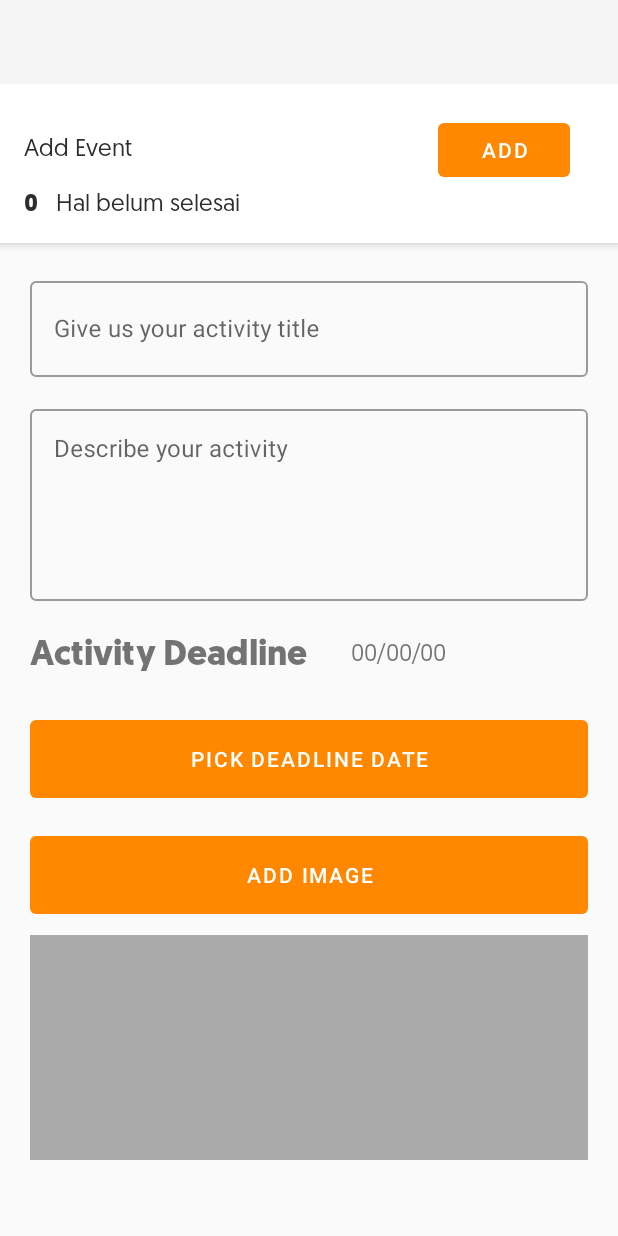
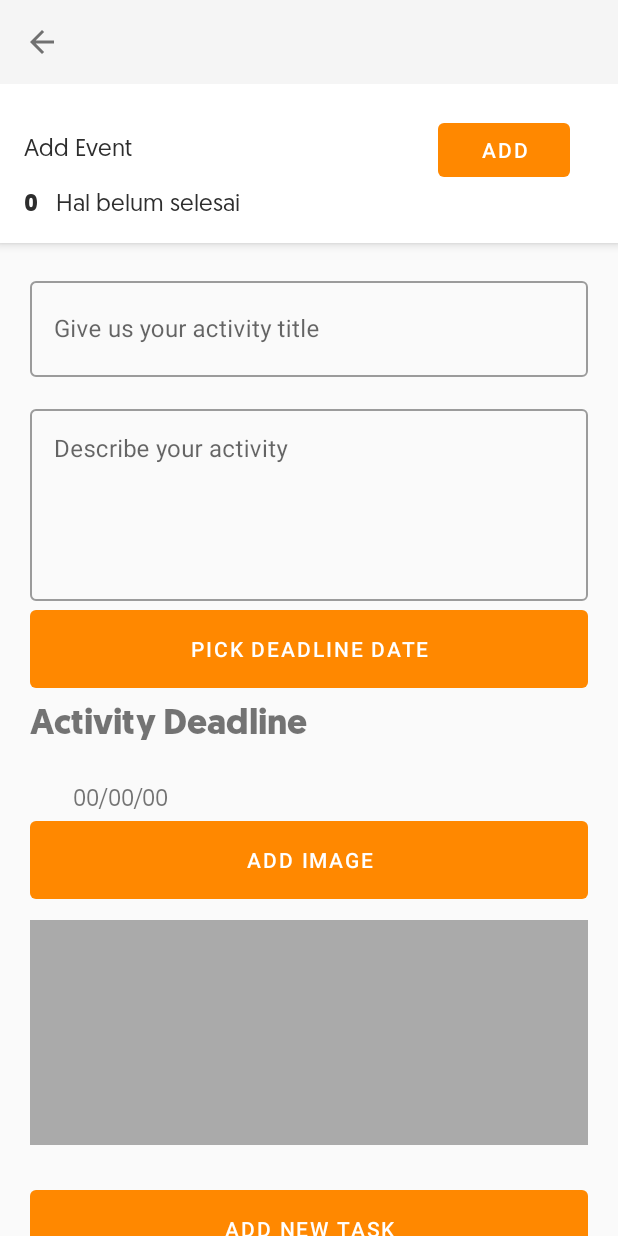
Before and after one commit to gilangnur/simple-to-do-list, an Android app: the WorkActivity screen opened directly, with no data from a screen before it, after a tap on "ADD", on a phone screen of 412 x 824 dp. Run offline under Robolectric (Android 15) with nearby library versions, the phone set to English and light mode, and no system bars; 5 statements that could not run were skipped.

Commit message:
Bind except image

```diff
--- a/app/src/main/java/com/example/todolist/AddEvent.java
+++ b/app/src/main/java/com/example/todolist/AddEvent.java
@@ -3,13 +3,19 @@
 import android.app.DatePickerDialog;
 import android.app.Dialog;
 import android.app.Fragment;
+import android.app.FragmentManager;
+import android.app.FragmentTransaction;
+import android.app.Notification;
+import android.app.NotificationManager;
 import android.content.Context;
 import android.content.Intent;
+import android.content.SharedPreferences;
 import android.net.Uri;
 import android.os.Bundle;
 
 import androidx.annotation.NonNull;
 import androidx.annotation.Nullable;
+import androidx.core.app.NotificationCompat;
 import androidx.fragment.app.DialogFragment;
 //import androidx.fragment.app.Fragment;
 
@@ -21,21 +27,50 @@
 import android.widget.EditText;
 import android.widget.ImageView;
 import android.widget.TextView;
+import android.widget.Toast;
 
+import com.example.todolist.model.CategoriesModel;
+import com.example.todolist.model.TaskModel;
 import com.google.android.material.textfield.TextInputLayout;
+import com.google.gson.Gson;
+import com.google.gson.reflect.TypeToken;
 
+import java.lang.reflect.Array;
+import java.lang.reflect.Type;
+import java.util.ArrayList;
 import java.util.Calendar;
+import java.util.Objects;
 
 public class AddEvent extends Fragment implements View.OnClickListener {
 
+    private SharedPreferences sharedPreferences;
+    private ArrayList<CategoriesModel> categoriesModels;
+
+    private FragmentManager fragmentManager;
+    private FragmentTransaction fragmentTransaction;
+
     private TextInputLayout inputJudul, inputDeskripsi;
-    private Button btnDeadlineData, btnAddImage;
+    private Button btnDeadlineData, btnAddImage, addTask;
     private TextView txtDeadlineDate;
     private Calendar calendar;
     private DatePickerDialog datePickerDialog;
+
     private int mYear, mMonth, mDay;
-    private ImageView img;
+    private ImageView imgNote;
+    private Uri image;
+
     public static final int PICK_IMAGE = 1000;
+    public static final int NOTIFICATION_ID = 0;
+
+    private NotificationManager mNotifyManager;
+    private NotificationCompat.Builder mNotifyBuilder;
+    private Notification myNotification;
+
+    private int postion;
+
+    public void setPostion(int postion) {
+        this.postion = postion;
+    }
 
     public AddEvent() {
 
@@ -56,20 +91,27 @@
                              Bundle savedInstanceState) {
         View view = inflater.inflate(R.layout.fragment_add_event, container, false);
 
+        loadData();
+
         calendar = Calendar.getInstance();
         mYear = calendar.get(Calendar.YEAR);
         mMonth = calendar.get(Calendar.MONTH);
         mDay = calendar.get(Calendar.DAY_OF_MONTH);
 
-        inputJudul =  view.findViewById(R.id.inputJudul);
+        inputJudul = view.findViewById(R.id.inputJudul);
         inputDeskripsi = view.findViewById(R.id.inputDeskripsi);
         btnAddImage = (Button) view.findViewById(R.id.btnAddImage);
+        addTask = view.findViewById(R.id.btnAddNewTask);
+        imgNote = view.findViewById(R.id.imageView4);
 
         txtDeadlineDate = (TextView) view.findViewById(R.id.txtDeadlineDate);
         btnDeadlineData = (Button) view.findViewById(R.id.btnDeadlineDate);
 
+        mNotifyManager = (NotificationManager) getActivity().getSystemService(Context.NOTIFICATION_SERVICE);
+
         btnDeadlineData.setOnClickListener(this);
         btnAddImage.setOnClickListener(this);
+        addTask.setOnClickListener(this);
 
         return view;
 
@@ -85,23 +127,93 @@
                             @Override
                             public void onDateSet(DatePicker view, int year, int monthOfYear, int dayOfMonth) {
                                 txtDeadlineDate.setText(dayOfMonth + "/" + (monthOfYear) + "/" + year);
+                                sendNotification(year,monthOfYear,dayOfMonth);
                             }
                         }, mYear, mMonth, mDay);
                 datePickerDialog.show();
                 break;
             case R.id.btnAddImage:
-                Intent intentImage = new Intent(Intent.ACTION_PICK);
-                intentImage.setType("image/*");
-                startActivityForResult(PICK_IMAGE, intentImage);
+                startGallery();
                 break;
+            case R.id.btnAddNewTask:
+                TaskModel taskModel = new TaskModel();
+                taskModel.setTitle(String.valueOf(inputJudul.getEditText().getText()));
+                taskModel.setDescription(String.valueOf(inputDeskripsi.getEditText().getText()));
+                taskModel.setDeadLine(txtDeadlineDate.getText().toString());
+//                taskModel.setImage(image);
+                if (taskModel.getTitle() != null &&
+                        taskModel.getDeadLine() != null &&
+                        taskModel.getDescription() != null
+//                  && taskModel.getImage() != null
+                ) {
+                    categoriesModels.get(postion).getTasks().add(taskModel);
+                    saveList();
+
+                    fragmentManager = getActivity().getFragmentManager();
+                    fragmentTransaction = fragmentManager.beginTransaction();
+                    FragmentList fragmentList = new FragmentList();
+                    fragmentList.setPosition(postion);
+                    fragmentTransaction.replace(R.id.list_work, fragmentList);
+                    fragmentTransaction.addToBackStack(null);
+                    fragmentTransaction.commit();
+
+                } else {
+                    Toast.makeText(getActivity().getApplicationContext()
+                            , "Saved"
+                            , Toast.LENGTH_LONG).show();
+                }
         }
     }
 
-    private void startActivityForResult(int pickImage, Intent data) {
-        switch (pickImage) {
-            case PICK_IMAGE:
-                img.setImageURI(data.getData());
-                break;
+    private void sendNotification(int mYearear, int mMonth, int mDay) {
+        String tahun = String.valueOf(mYear);
+        String bulan = String.valueOf(mMonth);
+        String hari = String.valueOf(mDay);
+        mNotifyBuilder = new NotificationCompat.Builder(getActivity())
+                .setContentTitle("Deadline Set!")
+                .setContentText("Deadline Date : " + hari + "/" + bulan+ "/" + tahun)
+                .setSmallIcon(R.drawable.ic_event_note_black_24dp);
+        myNotification = mNotifyBuilder.build();
+        mNotifyManager.notify(NOTIFICATION_ID, myNotification);
+    }
+
+    private void startGallery() {
+        Intent cameraIntent = new Intent(Intent.ACTION_GET_CONTENT);
+        cameraIntent.setType("image/*");
+        if (cameraIntent.resolveActivity(getActivity().getPackageManager()) != null) {
+            startActivityForResult(cameraIntent, PICK_IMAGE);
+        }
+    }
+
+    @Override
+    public void onActivityResult(int requestCode, int resultCode, Intent data) {
+        super.onActivityResult(requestCode, resultCode, data);
+        if(requestCode == PICK_IMAGE) {
+            imgNote.setImageURI(data.getData());
+        }
+    }
+
+
+    private void saveList() {
+        sharedPreferences = Objects.requireNonNull(getActivity())
+                .getSharedPreferences(getActivity().getApplication().toString(), Context.MODE_PRIVATE);
+        SharedPreferences.Editor editor = sharedPreferences.edit();
+        Gson gson = new Gson();
+        String json = gson.toJson(categoriesModels);
+        editor.putString("LIST", json);
+        editor.apply();
+    }
+
+    private void loadData() {
+        sharedPreferences = Objects.requireNonNull(getActivity())
+                .getSharedPreferences(getActivity().getApplication().toString(), Context.MODE_PRIVATE);
+        Gson gson = new Gson();
+        String json = sharedPreferences.getString("LIST", null);
+        Type type = new TypeToken<ArrayList<CategoriesModel>>() {
+        }.getType();
+        categoriesModels = gson.fromJson(json, type);
+        if (categoriesModels == null) {
+            categoriesModels = new ArrayList<>();
         }
     }
 
--- a/app/src/main/java/com/example/todolist/BottomSheet/EditNameBottomSheet.java
+++ b/app/src/main/java/com/example/todolist/BottomSheet/EditNameBottomSheet.java
@@ -61,6 +61,7 @@
             String givenString = String.valueOf(newName.getEditText().getText());
             preferenceEdit.putString(PERSON_NAME, givenString);
             preferenceEdit.apply();
+            this.dismiss();
         }
     }
 
--- a/app/src/main/java/com/example/todolist/FragmentList.java
+++ b/app/src/main/java/com/example/todolist/FragmentList.java
@@ -2,6 +2,8 @@
 
 import android.app.AlertDialog;
 import android.app.Fragment;
+import android.content.Context;
+import android.content.SharedPreferences;
 import android.os.Build;
 import android.os.Bundle;
 
@@ -21,35 +23,52 @@
 
 import com.example.todolist.R;
 import com.example.todolist.adapter.WorkViewAdapter;
+import com.example.todolist.model.CategoriesModel;
 import com.example.todolist.model.TaskModel;
+import com.google.gson.Gson;
+import com.google.gson.reflect.TypeToken;
 
+import java.lang.reflect.Type;
 import java.util.ArrayList;
 
 
 public class FragmentList extends Fragment {
+
     private RecyclerView mRecyclerView;
     private WorkViewAdapter mAdapter;
     private RecyclerView.LayoutManager mLayoutManager;
+    private SharedPreferences sharedPreferences;
 
-    private ArrayList<TaskModel> listItems;
-    public String jumlah;
+    private ArrayList<CategoriesModel> categoriesModels;
 
-    public String getJumlah() {
-        return jumlah;
+    private int position;
+
+    private String jumlah;
+    private ArrayList<TaskModel> taskModels;
+
+    public void setTaskModels(ArrayList<TaskModel> taskModels) {
+        this.taskModels = taskModels;
     }
 
     public void setJumlah(String jumlah) {
         this.jumlah = jumlah;
     }
 
+    public int getPosition() {
+        return position;
+    }
+
+    public void setPosition(int position) {
+        this.position = position;
+    }
+
     public FragmentList() {
-        // Required empty public constructor
+
     }
 
     @Override
     public View onCreateView(LayoutInflater inflater, ViewGroup container,
                              Bundle savedInstanceState) {
-        // Inflate the layout for this fragment
         View view = inflater.inflate(R.layout.fragment_fragment_list, container, false);
 
         mRecyclerView = view.findViewById(R.id.recyclerView);
@@ -61,23 +80,18 @@
     @Override
     public void onActivityCreated(Bundle savedState) {
         super.onActivityCreated(savedState);
+        loadData();
+        buildRecyclerView(categoriesModels);
 
-        createList();
-        buildRecyclerView();
-        setJumlah(String.valueOf(listItems.size()));
     }
 
-    public void createList() {
-        listItems = new ArrayList<>();
-        listItems.add(new TaskModel("Gilang", "Makan"));
-        listItems.add(new TaskModel("Alfis", "Minum"));
-    }
 
     @RequiresApi(api = Build.VERSION_CODES.M)
-    public void buildRecyclerView() {
+    public void buildRecyclerView(ArrayList<CategoriesModel> categoriesModels) {
         mRecyclerView.setHasFixedSize(true);
         mLayoutManager = new LinearLayoutManager(getActivity().getApplicationContext());
-        mAdapter = new WorkViewAdapter(listItems);
+        mAdapter = new WorkViewAdapter(categoriesModels.get(position).getTasks());
+        taskModels = categoriesModels.get(position).getTasks();
         mRecyclerView.setLayoutManager(mLayoutManager);
         mRecyclerView.setAdapter(mAdapter);
 
@@ -85,13 +99,19 @@
 
             @RequiresApi(api = Build.VERSION_CODES.O)
             public void lihatItem(int position) {
-                Toast.makeText(getActivity().getApplicationContext(),
-                        "Test click " + listItems.get(position).getTitle(),Toast.LENGTH_LONG).show();
+
                 AlertDialog.Builder mBuilder = new AlertDialog.Builder(getActivity().getApplicationContext());
                 View mView = getActivity().getLayoutInflater().inflate(R.layout.dialog_item ,null);
 
                 TextView judul = mView.findViewById(R.id.textView_judul);
-                judul.setText(listItems.get(position).getTitle());
+                TextView deadLine = mView.findViewById(R.id.textView_deadline);
+                TextView description = mView.findViewById(R.id.textView_deskripsi);
+                ImageView imageView = mView.findViewById(R.id.image_work);
+
+                judul.setText(taskModels.get(position).getTitle());
+                deadLine.setText(taskModels.get(position).getDeadLine());
+                description.setText(taskModels.get(position).getDescription());
+
 
                 mBuilder.setView(mView);
                 AlertDialog dialog = mBuilder.create();
@@ -104,4 +124,15 @@
 
         });
     }
+
+    private void loadData() {
+        sharedPreferences = getActivity().getSharedPreferences(getActivity().getApplication().toString(), Context.MODE_PRIVATE);
+        Gson gson = new Gson();
+        String json = sharedPreferences.getString("LIST", null);
+        Type type = new TypeToken<ArrayList<CategoriesModel>>() {}.getType();
+        categoriesModels = gson.fromJson(json, type);
+        if (categoriesModels == null) {
+            categoriesModels = new ArrayList<>();
+        }
+    }
 }
--- /dev/null
+++ b/app/src/main/java/com/example/todolist/Splash.java
@@ -0,0 +1,28 @@
+package com.example.todolist;
+
+import androidx.appcompat.app.AppCompatActivity;
+
+import android.content.Intent;
+import android.os.Bundle;
+import android.os.Handler;
+
+public class Splash extends AppCompatActivity {
+
+    private static int SPLASH_TIME_OUT = 3000;
+
+    @Override
+    protected void onCreate(Bundle savedInstanceState) {
+        super.onCreate(savedInstanceState);
+        setContentView(R.layout.activity_splash);
+
+        new Handler().postDelayed(new Runnable() {
+            @Override
+            public void run() {
+                Intent homeIntent = new Intent(Splash.this,MainActivity.class);
+                startActivity(homeIntent);
+                finish();
+            }
+        },SPLASH_TIME_OUT);
+    }
+
+}
--- a/app/src/main/java/com/example/todolist/WorkActivity.java
+++ b/app/src/main/java/com/example/todolist/WorkActivity.java
@@ -5,19 +5,38 @@
 
 import android.app.FragmentManager;
 import android.app.FragmentTransaction;
+import android.content.Context;
+import android.content.SharedPreferences;
 import android.os.Bundle;
 import android.view.View;
 import android.widget.Button;
 import android.widget.TextView;
 import android.widget.Toast;
 
+import com.example.todolist.model.CategoriesModel;
+import com.example.todolist.model.TaskModel;
+import com.google.gson.Gson;
+import com.google.gson.reflect.TypeToken;
+
+import java.lang.reflect.Type;
+import java.util.ArrayList;
+import java.util.Objects;
+
 public class WorkActivity extends AppCompatActivity implements View.OnClickListener{
 
     private FragmentManager fragmentManager;
     private FragmentTransaction fragmentTransaction;
+    private SharedPreferences sharedPreferences;
+
+    private int position;
+    private int jumlah;
+    private String tmp;
 
     private Button buatWork;
+    private ArrayList<TaskModel> taskModels;
+    private ArrayList<CategoriesModel> categoriesModels;
     public TextView textView_jumlah;
+
 
 
     //@SuppressLint("RestrictedApi")
@@ -26,19 +45,31 @@
         super.onCreate(savedInstanceState);
         setContentView(R.layout.activity_work);
 
+        loadData();
+
+        //get intent
+        position = getIntent().getIntExtra("POSITION", 0);
+        tmp = getIntent().getStringExtra("WORK_LIST");
+
+        taskModels = categoriesModels.get(position).getTasks();
+
+        //set AppBar
         Toolbar myToolbar = findViewById(R.id.my_toolbar);
-
         String title =  getIntent().getStringExtra("CATEGORY");
         setSupportActionBar(myToolbar);
-
         getSupportActionBar().setTitle(title);
-        //getSupportActionBar().setDefaultDisplayHomeAsUpEnabled(true);
+        getSupportActionBar().setDisplayHomeAsUpEnabled(true);
 
         buatWork = (Button)findViewById(R.id.button_add);
         buatWork.setOnClickListener(this);
+        textView_jumlah = findViewById(R.id.textView_jumlah);
+        setTextView_jumlah();
 
         fragmentTransaction = getFragmentManager().beginTransaction();
         FragmentList newFragment = new FragmentList();
+        newFragment.setPosition(position);
+        newFragment.setTaskModels(taskModels);
+
 
         fragmentTransaction.add(R.id.list_work, newFragment);
         fragmentTransaction.addToBackStack(null);
@@ -53,10 +84,26 @@
 
             fragmentTransaction = getFragmentManager().beginTransaction();
             AddEvent addFragment = new AddEvent();
-
+            addFragment.setPostion(position);
             fragmentTransaction.replace(R.id.list_work, addFragment);
             fragmentTransaction.addToBackStack(null);
             fragmentTransaction.commit();
         }
     }
+
+    private void loadData() {
+        sharedPreferences = getSharedPreferences(getApplication().toString(), Context.MODE_PRIVATE);
+        Gson gson = new Gson();
+        String json = sharedPreferences.getString("LIST", null);
+        Type type = new TypeToken<ArrayList<CategoriesModel>>() {}.getType();
+        categoriesModels = gson.fromJson(json, type);
+        if (categoriesModels == null) {
+            categoriesModels = new ArrayList<>();
+        }
+    }
+
+    public void setTextView_jumlah() {
+        this.jumlah = categoriesModels.get(position).getTasks().size();
+        textView_jumlah.setText(String.valueOf(jumlah));
+    }
 }
--- a/app/src/main/java/com/example/todolist/model/TaskModel.java
+++ b/app/src/main/java/com/example/todolist/model/TaskModel.java
@@ -8,7 +8,7 @@
     private String title;
     private String description;
     private Uri image;
-    private Date deadLine;
+    private String deadLine;
 
     public TaskModel(String title, String description) {
         this.title = title;
@@ -31,7 +31,7 @@
         this.image = image;
     }
 
-    public void setDeadLine(Date deadLine) {
+    public void setDeadLine(String deadLine) {
         this.deadLine = deadLine;
     }
 
@@ -47,7 +47,7 @@
         return image;
     }
 
-    public Date getDeadLine() {
+    public String getDeadLine() {
         return this.deadLine;
     }
 }
--- /dev/null
+++ b/app/src/main/res/drawable/ic_event_note_black_24dp.xml
@@ -0,0 +1,5 @@
+<vector android:height="24dp" android:tint="#FFFFFF"
+    android:viewportHeight="24.0" android:viewportWidth="24.0"
+    android:width="24dp" xmlns:android="http://schemas.android.com/apk/res/android">
+    <path android:fillColor="#FF000000" android:pathData="M17,10L7,10v2h10v-2zM19,3h-1L18,1h-2v2L8,3L8,1L6,1v2L5,3c-1.11,0 -1.99,0.9 -1.99,2L3,19c0,1.1 0.89,2 2,2h14c1.1,0 2,-0.9 2,-2L21,5c0,-1.1 -0.9,-2 -2,-2zM19,19L5,19L5,8h14v11zM14,14L7,14v2h7v-2z"/>
+</vector>
--- a/app/src/main/res/layout/fragment_add_event.xml
+++ b/app/src/main/res/layout/fragment_add_event.xml
@@ -7,6 +7,18 @@
     android:orientation="vertical"
     tools:context=".MainActivity"
     android:padding="20dp">
+
+    <ScrollView
+        android:layout_width="match_parent"
+        android:layout_height="match_parent"
+        tools:layout_editor_absoluteX="-4dp"
+        tools:layout_editor_absoluteY="139dp">
+
+        <LinearLayout
+            android:layout_width="match_parent"
+            android:layout_height="wrap_content"
+            android:orientation="vertical">
+
 
             <com.google.android.material.textfield.TextInputLayout
                 style="@style/Widget.MaterialComponents.TextInputLayout.OutlinedBox"
@@ -112,4 +124,23 @@
                 app:layout_constraintTop_toBottomOf="@+id/btnAddImage"
                 app:srcCompat="@android:color/darker_gray" />
 
+            <com.google.android.material.button.MaterialButton
+                android:id="@+id/btnAddNewTask"
+                android:layout_marginTop="24dp"
+                style="@style/Widget.MaterialComponents.Button.UnelevatedButton"
+                android:layout_width="match_parent"
+                android:layout_height="64dp"
+                android:text="@string/add_new_task"
+                android:textAppearance="@style/TextAppearance.MaterialComponents.Button"
+                app:backgroundTint="@android:color/holo_orange_dark"
+                app:layout_constraintBottom_toBottomOf="parent"
+                app:layout_constraintEnd_toEndOf="parent"
+                app:layout_constraintStart_toStartOf="parent"
+                app:layout_constraintTop_toBottomOf="@+id/imageView4"
+                app:layout_constraintVertical_bias="0.079" />
+
+        </LinearLayout>
+
+    </ScrollView>
+
 </androidx.constraintlayout.widget.ConstraintLayout>
--- a/app/src/main/res/values/strings.xml
+++ b/app/src/main/res/values/strings.xml
@@ -15,5 +15,6 @@
     <string name="describe_your_activity">Describe your activity</string>
     <string name="pick_deadline_date">Pick Deadline Date</string>
     <string name="add_image">Add Image</string>
+    <string name="add_new_task">Add New Task</string>
 
 </resources>
```
Also changed, not shown: app/src/main/AndroidManifest.xml (+8 -4 lines), app/src/main/java/com/example/todolist/MainActivity.java (+10 -2 lines), app/src/main/java/com/example/todolist/adapter/CategoriesViewAdapter.java (+8 -1 lines), app/src/main/java/com/example/todolist/adapter/WorkViewAdapter.java (+4 -40 lines), app/src/main/java/com/example/todolist/viewHolder/WorkViewHolder.java (+7 -1 lines), app/src/main/res/layout/activity_splash.xml (added, +24 -0 lines). Lines whose indentation alone changed are shown as unchanged.
